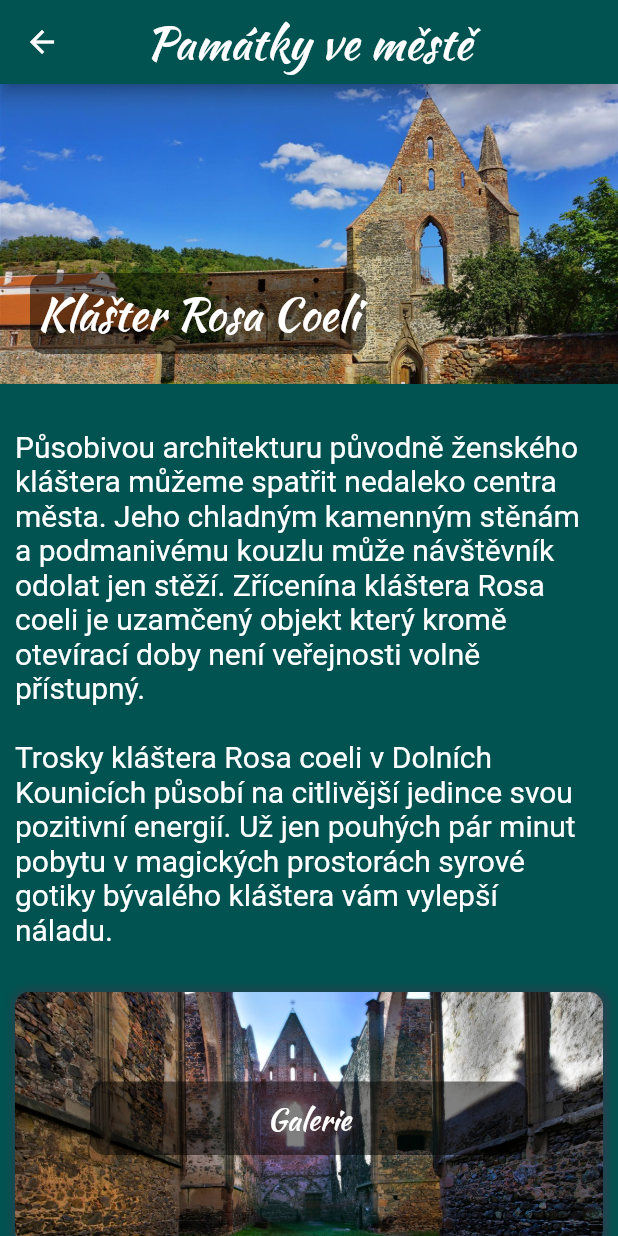
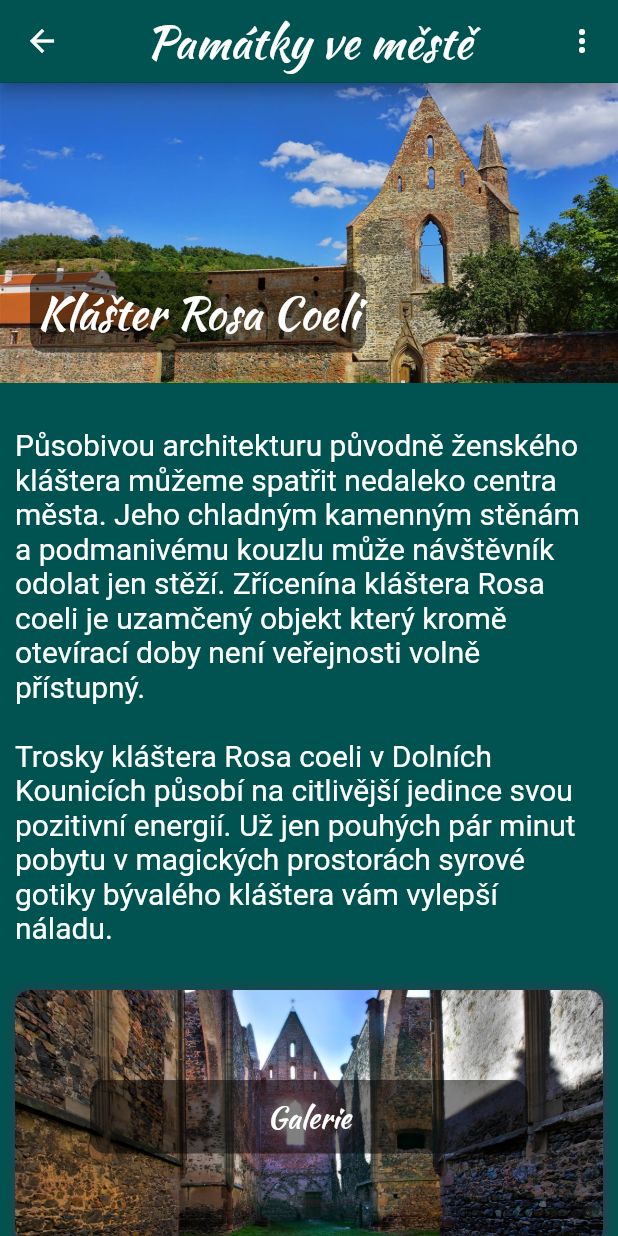
Before and after one commit to zowelu/dolni_kounice, a Flutter app: the MonumentsRosaCoeli screen opened by its route, on a phone screen of 412 x 824 dp. Run offline on Flutter 3.47's test engine with Material 2 defaults, Android fonts, the phone set to English and light mode, and no system bars; our stand-ins replace audioplayers, photo_view.

Commit message:
Vytvořen MyAppBar a implementován do všech stránek - vytvoření kostry about_app_page.dart -přidání about_app_page.dart do my_app_bar.dart - přidání dalšího obrázku do monuments_rosa_coeli.dart

```diff
--- a/lib/components/monuments_page.dart
+++ b/lib/components/monuments_page.dart
@@ -1,6 +1,7 @@
 import 'package:flutter/material.dart';
 import 'package:mesto_pamatek/constants/constants.dart';
 import 'package:mesto_pamatek/components/container_header_image_background.dart';
+import 'package:mesto_pamatek/components/my_app_bar.dart';
 
 //Vrací stránku pro kapitoly Památek ve městě
 class MonumentsPage extends StatelessWidget {
@@ -23,25 +24,11 @@
       title: 'Město památek',
       home: Scaffold(
         backgroundColor: kBackgroundColor,
-        appBar: AppBar(
-          centerTitle: true,
-          backgroundColor: kBackgroundColor,
-          automaticallyImplyLeading: true,
-          leading: IconButton(
-            icon: Icon(
-              Icons.arrow_back,
-              color: Colors.white,
-            ),
-            onPressed: () {
-              Navigator.pop(context, '/audioGuide');
-            },
-          ),
-          title: Text(
-            textOfAppBar,
-            style: TextStyle(
-                fontFamily: kDefaultFontFamily,
-                fontSize: kDefaultFontSizeHeader),
-          ),
+        appBar: PreferredSize(
+          preferredSize: Size.fromHeight(kDefaultMyAppBarHeight),
+          child: MyAppBar(tittleOfAppbar: 'Památky ve městě', onPressedBackButton: () {
+            Navigator.pop(context);
+          },),
         ),
         body: SafeArea(
           child: SingleChildScrollView(
--- /dev/null
+++ b/lib/components/my_app_bar.dart
@@ -0,0 +1,50 @@
+import 'package:flutter/material.dart';
+import 'package:mesto_pamatek/constants/constants.dart';
+import 'package:mesto_pamatek/screens/about_app_page.dart';
+
+class MyAppBar extends StatelessWidget {
+  const MyAppBar({@required this.tittleOfAppbar, @required this.onPressedBackButton});
+
+  final String tittleOfAppbar;
+  final Function onPressedBackButton;
+
+  @override
+  Widget build(BuildContext context) {
+    return AppBar(
+      centerTitle: true,
+      backgroundColor: kBackgroundColor,
+      automaticallyImplyLeading: true,
+      leading: IconButton(
+        icon: Icon(
+          Icons.arrow_back,
+          color: Colors.white,
+        ),
+        onPressed: onPressedBackButton,
+      ),
+      actions: [
+        PopupMenuButton(
+          itemBuilder: (context) => [
+            PopupMenuItem(
+              child: GestureDetector(
+                child: Text('O aplikaci'),
+                onTap: () {
+                  Navigator.push(
+                    context,
+                    MaterialPageRoute(
+                      builder: (context) => AboutAppPage(),
+                    ),
+                  );
+                },
+              ),
+            ),
+          ],
+        ),
+      ],
+      title: Text(
+        tittleOfAppbar,
+        style: TextStyle(
+            fontFamily: kDefaultFontFamily, fontSize: kDefaultFontSizeHeader),
+      ),
+    );
+  }
+}
--- a/lib/constants/constants.dart
+++ b/lib/constants/constants.dart
@@ -22,3 +22,4 @@
 double kDefaultPadding = 10.0;
 double kDefaultMargin = 10.0;
 double kDefaultMarginLarger = 30.0;
+double kDefaultMyAppBarHeight = 55.0;
--- a/lib/main.dart
+++ b/lib/main.dart
@@ -1,5 +1,6 @@
 import 'package:flutter/material.dart';
 import 'package:flutter/services.dart';
+import 'package:mesto_pamatek/screens/about_app_page.dart';
 import 'package:mesto_pamatek/screens/audio_guide_rosa_coeli_1_portal.dart';
 import 'package:mesto_pamatek/screens/audio_guide_rosa_coeli_2_klasterni_kostel.dart';
 import 'package:mesto_pamatek/screens/audio_guide_rosa_coeli_3_vezicka.dart';
@@ -48,6 +49,7 @@
         '/audioGuideRosaCoeliStrecha': (context) => AudioGuideRosaCoeliStrecha(),
         '/monumentsRosaCoeli': (context) => MonumentsRosaCoeli(),
         '/monumentsJevishSynagogue': (context) => MonumentsJevishSynagogue(),
+        '/aboutApp': (context) => AboutAppPage(),
       }
     ),
   );
--- a/lib/screens/audio_guide_rosa_coeli.dart
+++ b/lib/screens/audio_guide_rosa_coeli.dart
@@ -58,7 +58,7 @@
                       height: 20.0,
                     ),
                     Icon(
-                      IconData(0xe7a9, fontFamily: 'MaterialIcons'),
+                      const IconData(0xe7a9, fontFamily: 'MaterialIcons'),
                       color: Colors.white,
                       size: 50,
                     ),
--- a/lib/screens/monuments_jevish_synagogue.dart
+++ b/lib/screens/monuments_jevish_synagogue.dart
@@ -3,11 +3,9 @@
 import 'package:mesto_pamatek/components/gallery_photo_view_page.dart';
 import 'package:mesto_pamatek/components/monuments_page.dart';
 import 'package:mesto_pamatek/components/choice_container.dart';
-import 'package:mesto_pamatek/components/single_photo_view_page.dart';
 import 'package:mesto_pamatek/constants/constants.dart';
 import 'package:mesto_pamatek/components/text_default_standart.dart';
 import 'package:mesto_pamatek/components/text_default_header.dart';
-import 'package:mesto_pamatek/components/image_on_page_with_ontap.dart';
 
 class MonumentsJevishSynagogue extends StatefulWidget {
   ///Stránka památky Synagoga
@@ -52,7 +50,7 @@
         SizedBox(
           height: kDefaultMarginLarger,
         ),
-        ImageOnPageWithOnTap(assetImage: 'assets/images/pamatky/klaster_rosa_coeli/klaster-1400.jpg', onTap: (){Navigator.push(context, MaterialPageRoute(builder: (context) => SinglePhotoViewPage(assetImage: 'assets/images/pamatky/klaster_rosa_coeli/klaster-1400.jpg'),),);},),
+
       ],
     );
   }
--- a/lib/screens/monuments_rosa_coeli.dart
+++ b/lib/screens/monuments_rosa_coeli.dart
@@ -42,7 +42,9 @@
                 ),
               );
             }),
-        SizedBox(height: kDefaultMarginLarger,),
+        SizedBox(
+          height: kDefaultMarginLarger,
+        ),
         TextDefaultHeader(text: 'Historie'),
         SizedBox(height: kDefaultMargin),
         TextDefaultStandart(
@@ -52,7 +54,34 @@
         SizedBox(
           height: kDefaultMarginLarger,
         ),
-        ImageOnPageWithOnTap(assetImage: 'assets/images/pamatky/klaster_rosa_coeli/klaster-1400.jpg', onTap: (){Navigator.push(context, MaterialPageRoute(builder: (context) => SinglePhotoViewPage(assetImage: 'assets/images/pamatky/klaster_rosa_coeli/klaster-1400.jpg'),),);},),
+        ImageOnPageWithOnTap(
+          assetImage:
+              'assets/images/pamatky/klaster_rosa_coeli/klaster-1400.jpg',
+          onTap: () {
+            Navigator.push(
+              context,
+              MaterialPageRoute(
+                builder: (context) => SinglePhotoViewPage(
+                    assetImage:
+                        'assets/images/pamatky/klaster_rosa_coeli/klaster-1400.jpg'),
+              ),
+            );
+          },
+        ),
+        ImageOnPageWithOnTap(
+          assetImage:
+          'assets/images/pamatky/klaster_rosa_coeli/klaster-1423.jpg',
+          onTap: () {
+            Navigator.push(
+              context,
+              MaterialPageRoute(
+                builder: (context) => SinglePhotoViewPage(
+                    assetImage:
+                    'assets/images/pamatky/klaster_rosa_coeli/klaster-1423.jpg'),
+              ),
+            );
+          },
+        ),
         SizedBox(
           height: kDefaultMarginLarger,
         ),
```
Also changed, not shown: lib/components/audio_page.dart (+6 -19 lines), lib/components/default_page_of_choice.dart (+8 -21 lines), lib/screens/about_app_page.dart (added, +21 -0 lines), lib/screens/audio_guide.dart (+0 -49 lines), lib/screens/home_page.dart (+20 -13 lines).
